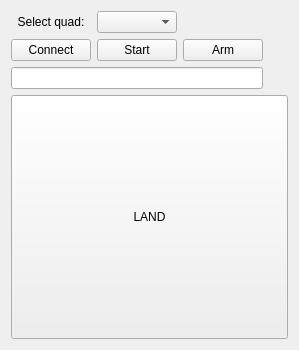
Before: the Qt Designer form gui/src/gui/MyPlugin.ui in roussePaul/kampala, drawn with Qt 5.
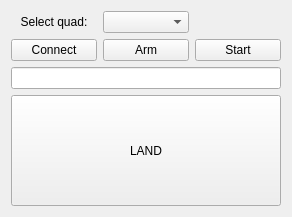
After: the same form once the commit is applied.

The edit to the form file:
```diff
--- a/gui/src/gui/MyPlugin.ui
+++ b/gui/src/gui/MyPlugin.ui
@@ -6,13 +6,16 @@
    <rect>
     <x>0</x>
     <y>0</y>
-    <width>299</width>
-    <height>350</height>
+    <width>292</width>
+    <height>217</height>
    </rect>
   </property>
   <property name="windowTitle">
    <string>Form</string>
   </property>
+  <property name="styleSheet">
+   <string notr="true"/>
+  </property>
   <layout class="QGridLayout" name="gridLayout">
    <item row="0" column="0">
     <widget class="QLabel" name="label">
@@ -27,19 +30,6 @@
      </property>
     </widget>
    </item>
-   <item row="6" column="0" colspan="4">
-    <widget class="QPushButton" name="LANDButton">
-     <property name="sizePolicy">
-      <sizepolicy hsizetype="Minimum" vsizetype="Preferred">
-       <horstretch>0</horstretch>
-       <verstretch>0</verstretch>
-      </sizepolicy>
-     </property>
-     <property name="text">
-      <string>LAND</string>
-     </property>
-    </widget>
-   </item>
    <item row="1" column="0">
     <widget class="QPushButton" name="ConnectButton">
      <property name="text">
@@ -47,25 +37,59 @@
      </property>
     </widget>
    </item>
+   <item row="0" column="1">
+    <widget class="QComboBox" name="IrisInputBox"/>
+   </item>
+   <item row="5" column="0" colspan="3">
+    <widget class="QLineEdit" name="StartInputField"/>
+   </item>
+   <item row="6" column="0" colspan="3">
+    <widget class="QPushButton" name="LANDButton">
+     <property name="sizePolicy">
+      <sizepolicy hsizetype="Minimum" vsizetype="Preferred">
+       <horstretch>0</horstretch>
+       <verstretch>0</verstretch>
+      </sizepolicy>
+     </property>
+     <property name="minimumSize">
+      <size>
+       <width>200</width>
+       <height>100</height>
+      </size>
+     </property>
+     <property name="autoFillBackground">
+      <bool>false</bool>
+     </property>
+     <property name="styleSheet">
+      <string notr="true"/>
+     </property>
+     <property name="text">
+      <string>LAND</string>
+     </property>
+     <property name="autoDefault">
+      <bool>false</bool>
+     </property>
+     <property name="default">
+      <bool>false</bool>
+     </property>
+     <property name="flat">
+      <bool>false</bool>
+     </property>
+    </widget>
+   </item>
    <item row="1" column="2">
-    <widget class="QPushButton" name="ArmButton">
-     <property name="text">
-      <string>Arm</string>
-     </property>
-    </widget>
-   </item>
-   <item row="1" column="1">
     <widget class="QPushButton" name="StartButton">
      <property name="text">
       <string>Start</string>
      </property>
     </widget>
    </item>
-   <item row="5" column="0" colspan="3">
-    <widget class="QLineEdit" name="StartInputField"/>
-   </item>
-   <item row="0" column="1">
-    <widget class="QComboBox" name="IrisInputBox"/>
+   <item row="1" column="1">
+    <widget class="QPushButton" name="ArmButton">
+     <property name="text">
+      <string>Arm</string>
+     </property>
+    </widget>
    </item>
   </layout>
  </widget>
```
